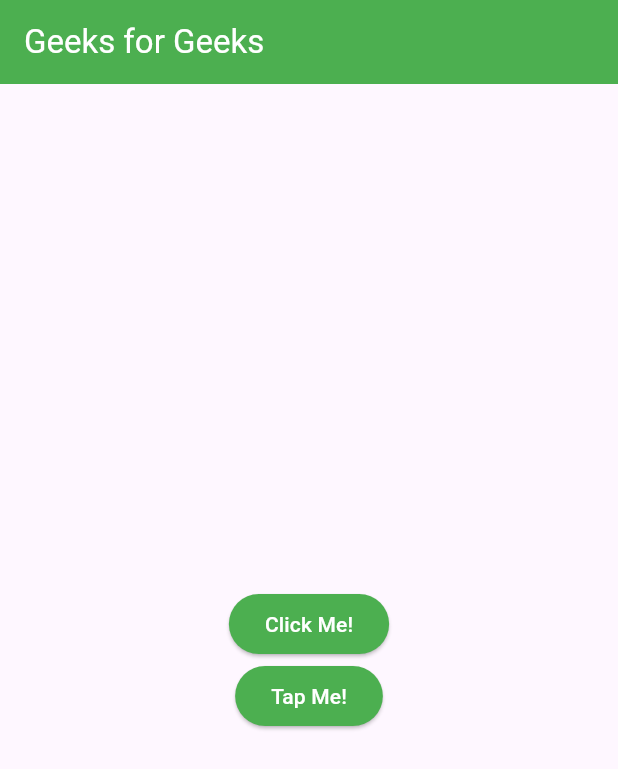
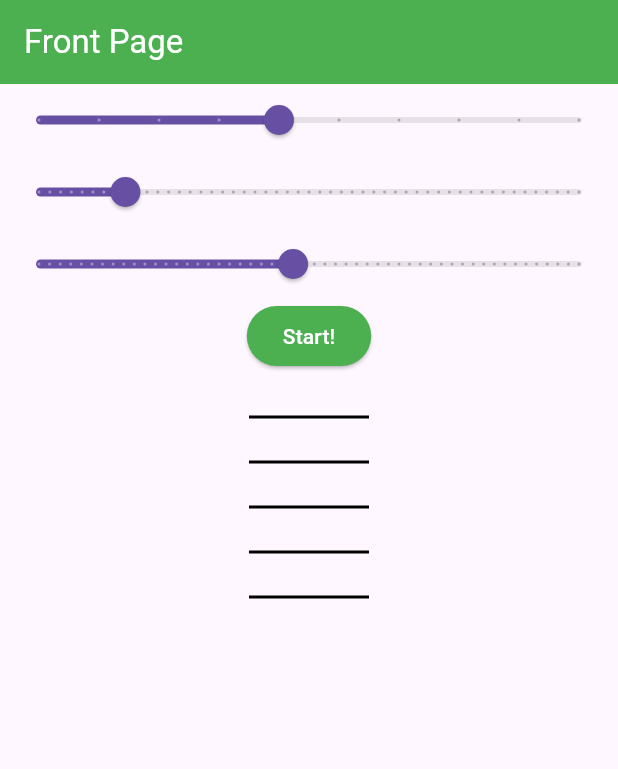
Before and after one commit to sg782/chordSightReading, a Flutter app: the screen it shows after launch, on a phone screen of 412 x 824 dp. Shown: the top 769 px of the screen. Run offline on Flutter 3.47's test engine with Material 3 defaults, Android fonts, the phone set to English and light mode, and no system bars.

Commit message:
some groundwork for flutter version

```diff
--- a/flutter_version/chord_sight_reading/lib/main.dart
+++ b/flutter_version/chord_sight_reading/lib/main.dart
@@ -1,50 +1,111 @@
+import 'dart:math';
+
 import 'package:flutter/material.dart';
 // function to trigger build when the app is run
 void main() {
   runApp(MaterialApp(
     initialRoute: '/',
     routes: {
-      '/': (context) => const HomeRoute(),
+      '/': (context) => const MainPage(),
       '/second': (context) => const SecondRoute(),
-      '/third': (context) => const ThirdRoute(),
     },
     debugShowCheckedModeBanner: false,
   )); //MaterialApp
 }
 
-class HomeRoute extends StatelessWidget {
-  const HomeRoute({Key? key}) : super(key: key);
+class MainPage extends StatefulWidget {
+  const MainPage({super.key});
+
+  @override
+  State<MainPage> createState() => _MainPageState();
+}
+
+class _MainPageState extends State<MainPage> {
+  // const MainPage({Key? key}) : super(key: key);
+  double _currentDiscreteSliderValue = 60;
+
+  double noteCountNum = 5;
+  double minNoteCount = 1;
+  double maxNoteCount = 10;
+
+
+  double rangeNum = 10;
+  double minRangeNum = 2;
+  double maxRangeNum = 52;
+
+  double lowestNoteNum = 25;
+  double minNoteNum = 1;
+  double maxNoteNum = 52;
+
+  bool trebleChecked = true;
+  bool bassChecked = false;
+
+
+  // create my canvas class
+
 
   @override
   Widget build(BuildContext context) {
     return Scaffold(
       appBar: AppBar(
-        title: const Text('Geeks for Geeks'),
+        title: const Text('Front Page'),
         backgroundColor: Colors.green,
         foregroundColor: Colors.white,
       ), // AppBar
       body: Center(
         child: Column(
-          mainAxisAlignment: MainAxisAlignment.center,
+          mainAxisAlignment: MainAxisAlignment.start,
           children: <Widget>[
+            Slider(
+              value: noteCountNum,
+              min: minNoteCount,
+              max: maxNoteCount,
+              divisions: (maxNoteCount - minNoteCount).ceil(),
+              label: noteCountNum.round().toString(),
+              onChanged: (double value) {
+                setState(() {
+                  noteCountNum = value;
+                });
+              },
+            ),
+            Slider(
+              value: rangeNum,
+              min: minRangeNum,
+              max: maxRangeNum,
+              divisions: (maxRangeNum - minRangeNum).ceil(),
+              label: rangeNum.round().toString(),
+              onChanged: (double value) {
+                setState(() {
+                  rangeNum = value;
+                });
+              },
+            ),
+            Slider(
+              value: lowestNoteNum,
+              min: minNoteNum,
+              max: maxNoteNum,
+              divisions: (maxNoteNum - minNoteNum).ceil(),
+              label: lowestNoteNum.round().toString(),
+              onChanged: (double value) {
+                setState(() {
+                  lowestNoteNum = value;
+                });
+              },
+            ),
+
             ElevatedButton(
               style: ButtonStyle(
                   backgroundColor: WidgetStateProperty.all(Colors.green),
                   foregroundColor: WidgetStateProperty.all(Colors.white)),
-              child: const Text('Click Me!'),
+              child: const Text('Start!'),
               onPressed: () {
                 Navigator.pushNamed(context, '/second');
               },
             ), // ElevatedButton
-            ElevatedButton(
-              style: ButtonStyle(
-                  backgroundColor: WidgetStateProperty.all(Colors.green),
-                  foregroundColor: WidgetStateProperty.all(Colors.white)),
-              child: const Text('Tap Me!'),
-              onPressed: () {
-                Navigator.pushNamed(context, '/third');
-              },
-            ), // ElevatedButton
+            CustomPaint(
+              size: Size(100,100),
+              painter: previewStaffPainter(noteCountNum, rangeNum, lowestNoteNum),
+            ),
           ], // <Widget>[]
         ), // Column
       ), // Center
@@ -78,17 +139,39 @@ class SecondRoute extends StatelessWidget {
   }
 }
 
-class ThirdRoute extends StatelessWidget {
-  const ThirdRoute({Key? key}) : super(key: key);
+class previewStaffPainter extends CustomPainter {
+  final double numNotes;
+  final double noteRange;
+  final double lowestNote;
+
+  previewStaffPainter(this.numNotes,this.noteRange,this.lowestNote);
+
 
   @override
-  Widget build(BuildContext context) {
-    return Scaffold(
-      appBar: AppBar(
-        title: const Text("Tap Me Page"),
-        backgroundColor: Colors.green,
-        foregroundColor: Colors.white,
-      ), // AppBar
-    ); // Scaffold
+  void paint(Canvas canvas, Size size) {
+
+    // Repaints any time its params update
+
+    // should make staff class
+
+    final paint = Paint()
+      ..color = Colors.black
+      ..strokeWidth = 2;
+
+    // crude staff
+    double staffLineHeight = 30;
+    for(int i=1;i<=5;i++){
+      canvas.drawLine(Offset(10,i * staffLineHeight),Offset(size.width-10,i * staffLineHeight),paint);
+    }
+
+
+    //for path in path list { draw path }
+
+  }
+
+
+  @override
+  bool shouldRepaint(covariant CustomPainter oldDelegate) {
+    return true; // Ensures the canvas is redrawn with each update
   }
 }
```
